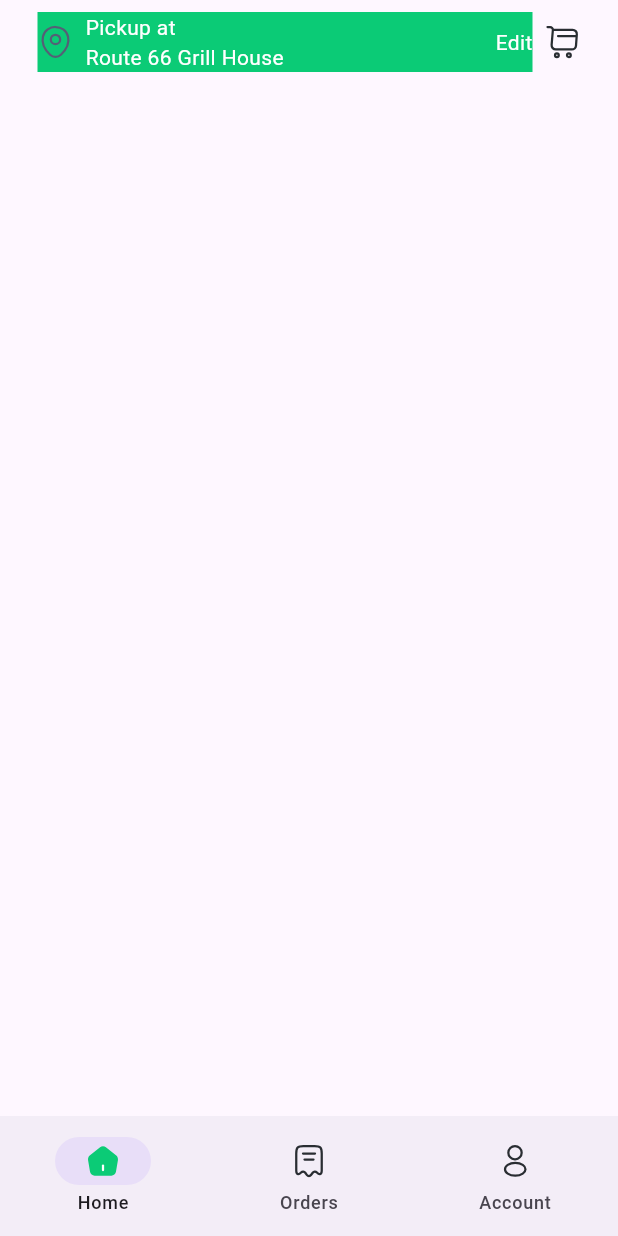
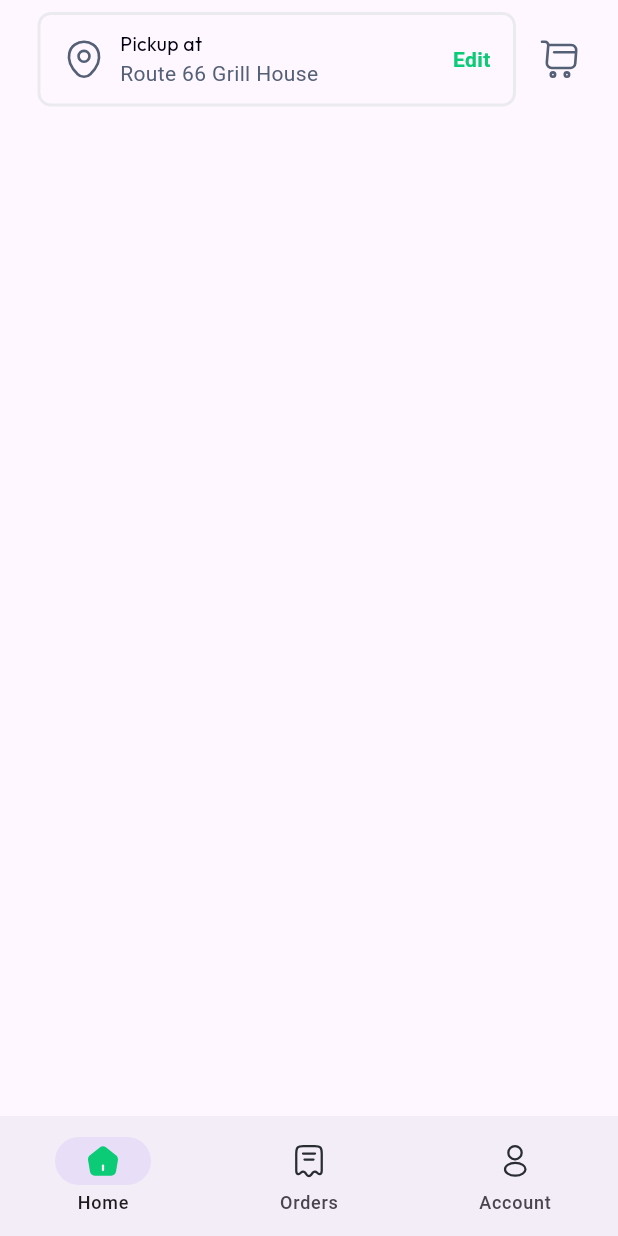
Before and after one commit to dizzpy/Food-Ordering-App, a Flutter app: the screen it shows after launch, on a phone screen of 412 x 824 dp. Run offline on Flutter 3.47's test engine with Material 3 defaults, Android fonts, the phone set to English and light mode, and no system bars; our stand-ins replace flutter_svg, google_fonts.

Commit message:
location bar done

```diff
--- a/lib/pages/nav/home_page.dart
+++ b/lib/pages/nav/home_page.dart
@@ -1,6 +1,7 @@
 import 'package:flutter/material.dart';
 import 'package:flutter_svg/svg.dart';
 import 'package:food_odering_app/themes/color.dart';
+import 'package:google_fonts/google_fonts.dart';
 
 class HomePage extends StatelessWidget {
   const HomePage({super.key});
@@ -21,7 +22,16 @@ class HomePage extends StatelessWidget {
                     Expanded(
                       child: Container(
                         decoration: BoxDecoration(
-                          color: kPrimaryGreen,
+                          borderRadius: BorderRadius.circular(9),
+                          border: Border.all(
+                            color: kOutLine,
+                            width: 2,
+                          ),
+                        ),
+                        child: Padding(
+                          padding: const EdgeInsets.symmetric(
+                            vertical: 10.0,
+                            horizontal: 15,
                           ),
                           child: Row(
                             mainAxisAlignment: MainAxisAlignment.spaceBetween,
@@ -33,30 +43,60 @@ class HomePage extends StatelessWidget {
                                     'lib/images/icons/location.svg',
                                     // ignore: deprecated_member_use
                                     color: kTextGray,
-                                  width: 24,
-                                  height: 24,
+                                    width: 28,
+                                    height: 28,
                                   ),
-                                const SizedBox(width: 8),
+                                  const SizedBox(width: 10),
                                   Column(
-                                  crossAxisAlignment: CrossAxisAlignment.start,
+                                    crossAxisAlignment:
+                                        CrossAxisAlignment.start,
                                     children: [
-                                    Text('Pickup at',
-                                        style: TextStyle(color: Colors.white)),
-                                    Text('Route 66 Grill House',
-                                        style: TextStyle(color: Colors.white)),
+                                      Text(
+                                        'Pickup at',
+                                        style: GoogleFonts.outfit(
+                                          textStyle: TextStyle(
+                                            fontSize: 13,
+                                            color: kBlack,
+                                            fontWeight: FontWeight.w400,
+                                          ),
+                                        ),
+                                      ),
+                                      Text(
+                                        'Route 66 Grill House',
+                                        style: TextStyle(
+                                          color: kTextGray,
+                                          fontSize: 14,
+                                        ),
+                                      ),
                                     ],
                                   ),
                                 ],
                               ),
-                            Text('Edit', style: TextStyle(color: Colors.white)),
+                              GestureDetector(
+                                onTap: () => {},
+                                child: Text(
+                                  'Edit',
+                                  style: TextStyle(
+                                      color: kPrimaryGreen,
+                                      fontWeight: FontWeight.w600),
+                                ),
+                              ),
                             ],
                           ),
                         ),
                       ),
-                    const SizedBox(
-                        width:
-                            8), // Add some spacing between the green box and the cart icon
-                    SvgPicture.asset('lib/images/icons/cart.svg')
+                    ),
+                    const SizedBox(width: 15),
+                    GestureDetector(
+                      onTap: () => {},
+                      child: SvgPicture.asset(
+                        'lib/images/icons/cart.svg',
+                        height: 28,
+                        width: 28,
+                        // ignore: deprecated_member_use
+                        color: kTextGray,
+                      ),
+                    )
                   ],
                 ),
 
--- a/lib/themes/color.dart
+++ b/lib/themes/color.dart
@@ -3,6 +3,7 @@ import 'package:flutter/material.dart';
 const Color kPrimaryGreen = Color(0xFF0BCB76);
 const Color kBgGray = Color(0xFFF2F4F7);
 const Color kWhite = Color(0xFFFFFFFF);
+const Color kOutLine = Color(0xFFEBEBEF);
 
 const Color kBlack = Color(0xFF000010);
 const Color kTextGray = Color(0xFF546076);
--- a/pubspec.yaml
+++ b/pubspec.yaml
@@ -37,6 +37,8 @@ dependencies:
   cupertino_icons: ^1.0.6
   rename_app: ^1.6.1
   flutter_svg: ^2.0.10+1
+  google_fonts: ^6.2.1
+  path_provider: ^2.1.3
 
 dev_dependencies:
   flutter_test:
```
Also changed, not shown: pubspec.lock, 5 other files. Lines whose indentation alone changed are shown as unchanged.
